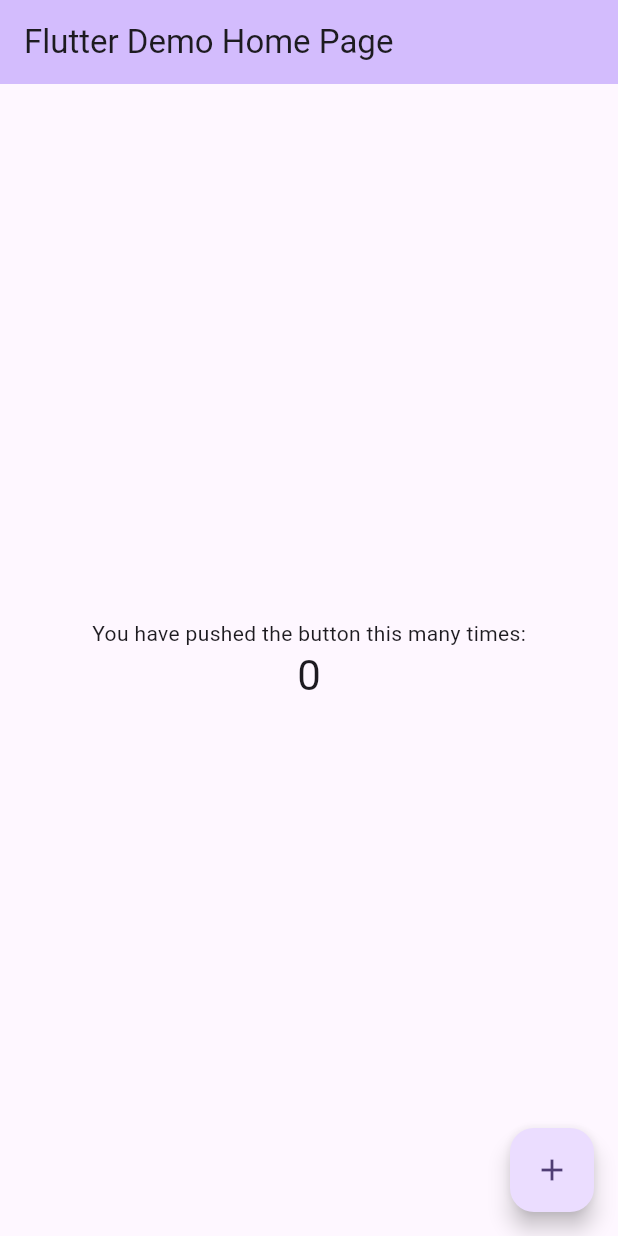
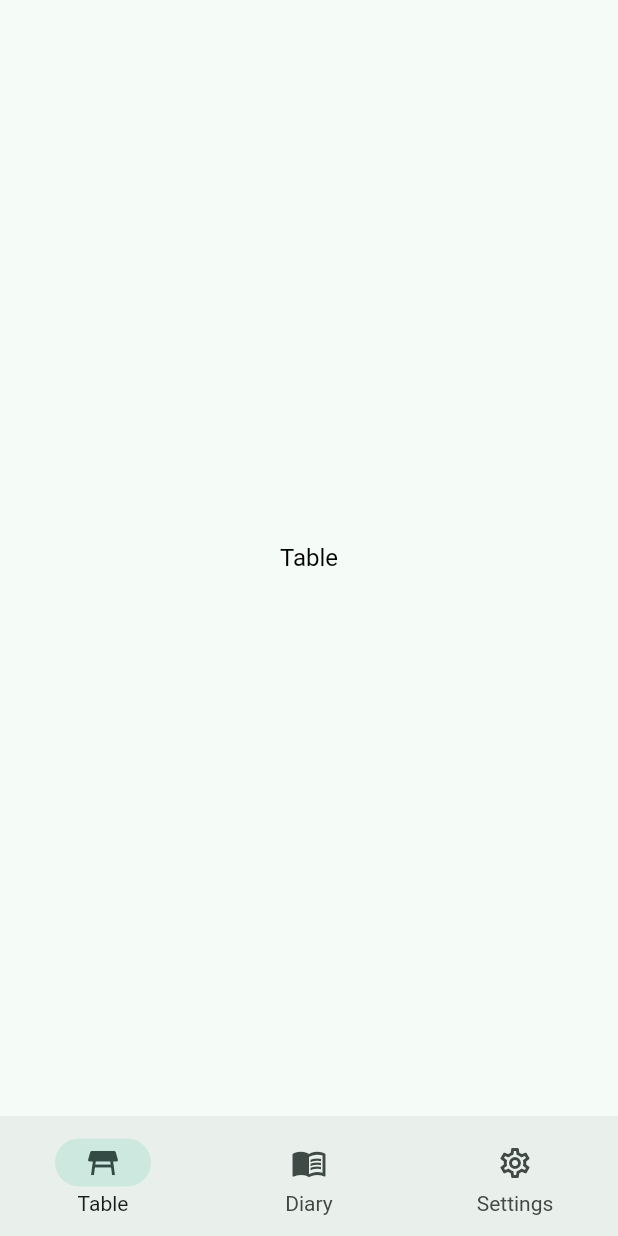
Before and after one commit to KsArt-IT/RoundTableZoo-Flutter, a Flutter app: the screen it shows after launch, on a phone screen of 412 x 824 dp. Run offline on Flutter 3.47's test engine with Material 3 defaults, Android fonts, the phone set to English and light mode, and no system bars; our stand-ins replace drift, drift_flutter, flutter_timezone, freezed_annotation, get_it, go_router and 3 more; accounts and stored records are empty; generated files the repository leaves out were written again.

Commit message:
feat: app shell with three-section navigation (Phase 3, US1)
Replaces the template demo screen with the real entry point: go_router
StatefulShellRoute.indexedStack backs Table/Diary/Settings tabs behind a
shared NavigationBar, with an onboarding route registered but never forced
(FR-006). Theme/locale are still system-driven pending AppSettingsCubit
(Phase 7).

Co-Authored-By: Claude Sonnet 5 <noreply@anthropic.com>

```diff
--- /dev/null
+++ b/app/lib/app/app_material_router.dart
@@ -0,0 +1,34 @@
+import 'package:flutter/material.dart';
+import 'package:go_router/go_router.dart';
+import 'package:roundtablezoo/core/theme/app_theme.dart';
+import 'package:roundtablezoo/gen/app_localizations.dart';
+
+/// `MaterialApp.router` shell: theme, localization, and the go_router
+/// config. `themeMode`/`locale` are `system` here — Phase 7 wires them to
+/// `AppSettingsCubit` (FR-027, FR-029, US5.3).
+class AppMaterialRouter extends StatelessWidget {
+  const AppMaterialRouter({required this.router, super.key});
+
+  final GoRouter router;
+
+  @override
+  Widget build(BuildContext context) {
+    return MaterialApp.router(
+      onGenerateTitle: (context) => AppLocalizations.of(context).appTitle,
+      theme: AppTheme.light,
+      darkTheme: AppTheme.dark,
+      localizationsDelegates: AppLocalizations.localizationsDelegates,
+      supportedLocales: AppLocalizations.supportedLocales,
+      // Unsupported device language falls back to Russian, the template
+      // locale (FR-029, US5.3).
+      localeResolutionCallback: (deviceLocale, supportedLocales) {
+        if (deviceLocale == null) return const Locale('ru');
+        for (final locale in supportedLocales) {
+          if (locale.languageCode == deviceLocale.languageCode) return locale;
+        }
+        return const Locale('ru');
+      },
+      routerConfig: router,
+    );
+  }
+}
--- /dev/null
+++ b/app/lib/app/app_root.dart
@@ -0,0 +1,20 @@
+import 'package:flutter/material.dart';
+import 'package:go_router/go_router.dart';
+import 'package:roundtablezoo/app/app_material_router.dart';
+import 'package:roundtablezoo/app/router/app_router.dart';
+
+/// Application entry widget. Global `BlocProvider`s (settings, current day)
+/// and `AppLifecycleState` handling join here in later phases (US4, US5).
+class AppRoot extends StatefulWidget {
+  const AppRoot({super.key});
+
+  @override
+  State<AppRoot> createState() => _AppRootState();
+}
+
+class _AppRootState extends State<AppRoot> {
+  late final GoRouter _router = buildAppRouter();
+
+  @override
+  Widget build(BuildContext context) => AppMaterialRouter(router: _router);
+}
--- /dev/null
+++ b/app/lib/app/router/app_router.dart
@@ -0,0 +1,56 @@
+import 'package:go_router/go_router.dart';
+import 'package:roundtablezoo/app/router/app_routes.dart';
+import 'package:roundtablezoo/app/shell/shell_page.dart';
+import 'package:roundtablezoo/presentation/diary/diary_placeholder_page.dart';
+import 'package:roundtablezoo/presentation/onboarding/onboarding_placeholder_page.dart';
+import 'package:roundtablezoo/presentation/settings/settings_placeholder_page.dart';
+import 'package:roundtablezoo/presentation/table/table_placeholder_page.dart';
+
+/// `StatefulShellRoute.indexedStack` with three branches — switching tabs
+/// preserves each branch's navigation state and never rebuilds the shell
+/// (FR-002, FR-004, SC-002). `/table` is the initial location (FR-002);
+/// nothing persists the last open tab across process death (FR-004a).
+///
+/// `/storage-error` joins once `StorageRecoveryPage` exists (Phase 5).
+GoRouter buildAppRouter() => GoRouter(
+  initialLocation: AppRoutes.tablePath,
+  routes: [
+    StatefulShellRoute.indexedStack(
+      builder: (context, state, navigationShell) => ShellPage(navigationShell: navigationShell),
+      branches: [
+        StatefulShellBranch(
+          routes: [
+            GoRoute(
+              path: AppRoutes.tablePath,
+              name: AppRoutes.tableName,
+              builder: (context, state) => const TablePlaceholderPage(),
+            ),
+          ],
+        ),
+        StatefulShellBranch(
+          routes: [
+            GoRoute(
+              path: AppRoutes.diaryPath,
+              name: AppRoutes.diaryName,
+              builder: (context, state) => const DiaryPlaceholderPage(),
+            ),
+          ],
+        ),
+        StatefulShellBranch(
+          routes: [
+            GoRoute(
+              path: AppRoutes.settingsPath,
+              name: AppRoutes.settingsName,
+              builder: (context, state) => const SettingsPlaceholderPage(),
+            ),
+          ],
+        ),
+      ],
+    ),
+    GoRoute(
+      path: AppRoutes.onboardingPath,
+      name: AppRoutes.onboardingName,
+      builder: (context, state) => const OnboardingPlaceholderPage(),
+    ),
+  ],
+);
--- /dev/null
+++ b/app/lib/app/router/app_routes.dart
@@ -0,0 +1,24 @@
+/// Route paths and names. Single source of truth — no path literals
+/// elsewhere in `app/` or `presentation/`.
+abstract final class AppRoutes {
+  const AppRoutes._();
+
+  static const String tablePath = '/table';
+  static const String tableName = 'table';
+
+  static const String diaryPath = '/diary';
+  static const String diaryName = 'diary';
+
+  static const String settingsPath = '/settings';
+  static const String settingsName = 'settings';
+
+  /// Registered but with no redirect guard (FR-006) — reachable, never
+  /// forced.
+  static const String onboardingPath = '/onboarding';
+  static const String onboardingName = 'onboarding';
+
+  /// Full-screen, outside the shell. Only reached via redirect when
+  /// `StorageMode.unavailable` (FR-021b).
+  static const String storageErrorPath = '/storage-error';
+  static const String storageErrorName = 'storageError';
+}
--- /dev/null
+++ b/app/lib/app/shell/shell_page.dart
@@ -0,0 +1,47 @@
+import 'package:flutter/material.dart';
+import 'package:go_router/go_router.dart';
+import 'package:roundtablezoo/gen/app_localizations.dart';
+
+/// The app shell: bottom navigation over the three branches of
+/// `StatefulShellRoute.indexedStack`. Branch state survives tab switches —
+/// the shell itself never rebuilds (FR-002, FR-004, SC-002).
+class ShellPage extends StatelessWidget {
+  const ShellPage({required this.navigationShell, super.key});
+
+  final StatefulNavigationShell navigationShell;
+
+  @override
+  Widget build(BuildContext context) {
+    final l10n = AppLocalizations.of(context);
+    return Scaffold(
+      body: navigationShell,
+      bottomNavigationBar: NavigationBar(
+        selectedIndex: navigationShell.currentIndex,
+        onDestinationSelected: (index) => navigationShell.goBranch(
+          index,
+          initialLocation: index == navigationShell.currentIndex,
+        ),
+        destinations: [
+          NavigationDestination(
+            icon: const Icon(Icons.table_restaurant_outlined),
+            selectedIcon: const Icon(Icons.table_restaurant),
+            label: l10n.sectionTable,
+            tooltip: l10n.sectionTable,
+          ),
+          NavigationDestination(
+            icon: const Icon(Icons.menu_book_outlined),
+            selectedIcon: const Icon(Icons.menu_book),
+            label: l10n.sectionDiary,
+            tooltip: l10n.sectionDiary,
+          ),
+          NavigationDestination(
+            icon: const Icon(Icons.settings_outlined),
+            selectedIcon: const Icon(Icons.settings),
+            label: l10n.sectionSettings,
+            tooltip: l10n.sectionSettings,
+          ),
+        ],
+      ),
+    );
+  }
+}
--- a/app/lib/l10n/intl_en.arb
+++ b/app/lib/l10n/intl_en.arb
@@ -66,5 +66,21 @@
       }
     }
   },
+  "sectionTable": "Table",
+  "@sectionTable": {
+    "description": "Bottom navigation / placeholder title — Table section"
+  },
+  "sectionDiary": "Diary",
+  "@sectionDiary": {
+    "description": "Bottom navigation / placeholder title — Diary section"
+  },
+  "sectionSettings": "Settings",
+  "@sectionSettings": {
+    "description": "Bottom navigation / placeholder title — Settings section"
+  },
+  "sectionOnboarding": "Welcome",
+  "@sectionOnboarding": {
+    "description": "Placeholder title — Onboarding screen"
+  },
   "end": "---"
 }
--- a/app/lib/l10n/intl_ru.arb
+++ b/app/lib/l10n/intl_ru.arb
@@ -66,5 +66,21 @@
       }
     }
   },
+  "sectionTable": "Стол",
+  "@sectionTable": {
+    "description": "Bottom navigation / placeholder title — Table section"
+  },
+  "sectionDiary": "Дневник",
+  "@sectionDiary": {
+    "description": "Bottom navigation / placeholder title — Diary section"
+  },
+  "sectionSettings": "Настройки",
+  "@sectionSettings": {
+    "description": "Bottom navigation / placeholder title — Settings section"
+  },
+  "sectionOnboarding": "Знакомство",
+  "@sectionOnboarding": {
+    "description": "Placeholder title — Onboarding screen"
+  },
   "end": "---"
 }
--- a/app/lib/l10n/intl_uk.arb
+++ b/app/lib/l10n/intl_uk.arb
@@ -66,5 +66,21 @@
       }
     }
   },
+  "sectionTable": "Стіл",
+  "@sectionTable": {
+    "description": "Bottom navigation / placeholder title — Table section"
+  },
+  "sectionDiary": "Щоденник",
+  "@sectionDiary": {
+    "description": "Bottom navigation / placeholder title — Diary section"
+  },
+  "sectionSettings": "Налаштування",
+  "@sectionSettings": {
+    "description": "Bottom navigation / placeholder title — Settings section"
+  },
+  "sectionOnboarding": "Знайомство",
+  "@sectionOnboarding": {
+    "description": "Placeholder title — Onboarding screen"
+  },
   "end": "---"
 }
--- a/app/lib/main.dart
+++ b/app/lib/main.dart
@@ -1,122 +1,11 @@
 import 'package:flutter/material.dart';
+import 'package:roundtablezoo/app/app_root.dart';
+import 'package:roundtablezoo/core/di/injection.dart';
+import 'package:roundtablezoo/core/time_zone/time_zones.dart';
 
-void main() {
-  runApp(const MyApp());
+Future<void> main() async {
+  WidgetsFlutterBinding.ensureInitialized();
+  await TimeZones.initialize();
+  configureDependencies();
+  runApp(const AppRoot());
 }
-
-class MyApp extends StatelessWidget {
-  const MyApp({super.key});
-
-  // This widget is the root of your application.
-  @override
-  Widget build(BuildContext context) {
-    return MaterialApp(
-      title: 'Flutter Demo',
-      theme: ThemeData(
-        // This is the theme of your application.
-        //
-        // TRY THIS: Try running your application with "flutter run". You'll see
-        // the application has a purple toolbar. Then, without quitting the app,
-        // try changing the seedColor in the colorScheme below to Colors.green
-        // and then invoke "hot reload" (save your changes or press the "hot
-        // reload" button in a Flutter-supported IDE, or press "r" if you used
-        // the command line to start the app).
-        //
-        // Notice that the counter didn't reset back to zero; the application
-        // state is not lost during the reload. To reset the state, use hot
-        // restart instead.
-        //
-        // This works for code too, not just values: Most code changes can be
-        // tested with just a hot reload.
-        colorScheme: .fromSeed(seedColor: Colors.deepPurple),
-      ),
-      home: const MyHomePage(title: 'Flutter Demo Home Page'),
-    );
-  }
-}
-
-class MyHomePage extends StatefulWidget {
-  const MyHomePage({super.key, required this.title});
-
-  // This widget is the home page of your application. It is stateful, meaning
-  // that it has a State object (defined below) that contains fields that affect
-  // how it looks.
-
-  // This class is the configuration for the state. It holds the values (in this
-  // case the title) provided by the parent (in this case the App widget) and
-  // used by the build method of the State. Fields in a Widget subclass are
-  // always marked "final".
-
-  final String title;
-
-  @override
-  State<MyHomePage> createState() => _MyHomePageState();
-}
-
-class _MyHomePageState extends State<MyHomePage> {
-  int _counter = 0;
-
-  void _incrementCounter() {
-    setState(() {
-      // This call to setState tells the Flutter framework that something has
-      // changed in this State, which causes it to rerun the build method below
-      // so that the display can reflect the updated values. If we changed
-      // _counter without calling setState(), then the build method would not be
-      // called again, and so nothing would appear to happen.
-      _counter++;
-    });
-  }
-
-  @override
-  Widget build(BuildContext context) {
-    // This method is rerun every time setState is called, for instance as done
-    // by the _incrementCounter method above.
-    //
-    // The Flutter framework has been optimized to make rerunning build methods
-    // fast, so that you can just rebuild anything that needs updating rather
-    // than having to individually change instances of widgets.
-    return Scaffold(
-      appBar: AppBar(
-        // TRY THIS: Try changing the color here to a specific color (to
-        // Colors.amber, perhaps?) and trigger a hot reload to see the AppBar
-        // change color while the other colors stay the same.
-        backgroundColor: Theme.of(context).colorScheme.inversePrimary,
-        // Here we take the value from the MyHomePage object that was created by
-        // the App.build method, and use it to set our appbar title.
-        title: Text(widget.title),
-      ),
-      body: Center(
-        // Center is a layout widget. It takes a single child and positions it
-        // in the middle of the parent.
-        child: Column(
-          // Column is also a layout widget. It takes a list of children and
-          // arranges them vertically. By default, it sizes itself to fit its
-          // children horizontally, and tries to be as tall as its parent.
-          //
-          // Column has various properties to control how it sizes itself and
-          // how it positions its children. Here we use mainAxisAlignment to
-          // center the children vertically; the main axis here is the vertical
-          // axis because Columns are vertical (the cross axis would be
-          // horizontal).
-          //
-          // TRY THIS: Invoke "debug painting" (choose the "Toggle Debug Paint"
-          // action in the IDE, or press "p" in the console), to see the
-          // wireframe for each widget.
-          mainAxisAlignment: .center,
-          children: [
-            const Text('You have pushed the button this many times:'),
-            Text(
-              '$_counter',
-              style: Theme.of(context).textTheme.headlineMedium,
-            ),
-          ],
-        ),
-      ),
-      floatingActionButton: FloatingActionButton(
-        onPressed: _incrementCounter,
-        tooltip: 'Increment',
-        child: const Icon(Icons.add),
-      ),
-    );
-  }
-}
--- /dev/null
+++ b/app/lib/presentation/table/table_placeholder_page.dart
@@ -0,0 +1,13 @@
+import 'package:flutter/material.dart';
+import 'package:roundtablezoo/gen/app_localizations.dart';
+
+class TablePlaceholderPage extends StatelessWidget {
+  const TablePlaceholderPage({super.key});
+
+  @override
+  Widget build(BuildContext context) {
+    return Scaffold(
+      body: Center(child: Text(AppLocalizations.of(context).sectionTable)),
+    );
+  }
+}
```
Also changed, not shown: app/lib/presentation/diary/diary_placeholder_page.dart (added, +13 -0 lines), app/lib/presentation/onboarding/onboarding_placeholder_page.dart (added, +15 -0 lines), app/lib/presentation/settings/settings_placeholder_page.dart (added, +13 -0 lines), 3 other files.
